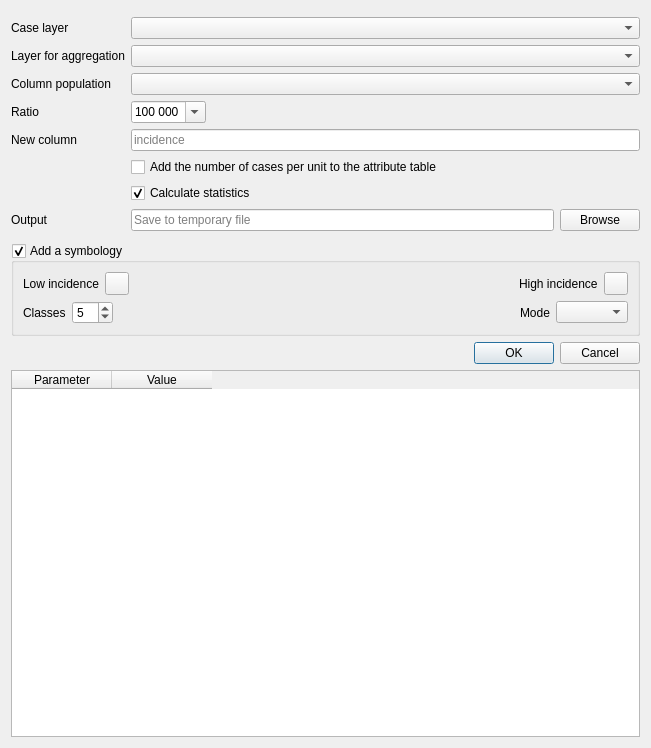
First picture: the form in ui/analysis/incidence.ui, repository Gustry/GeoHealth, before the edit.
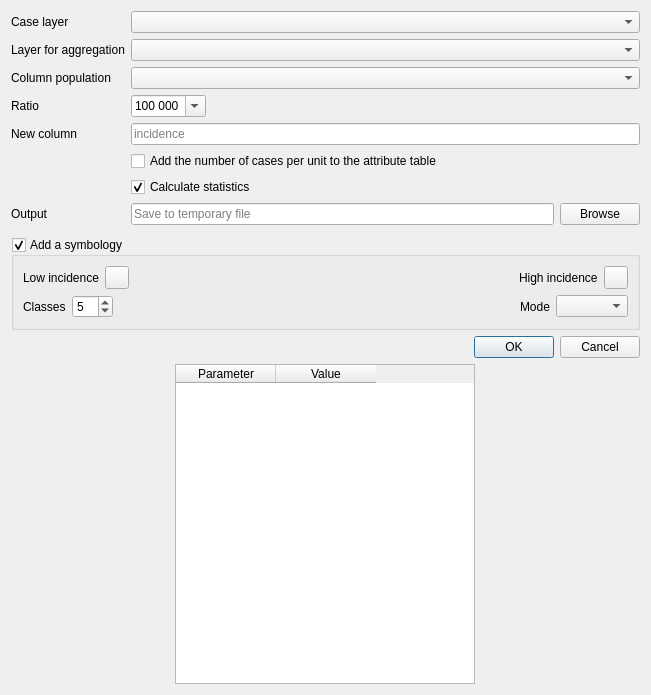
Second picture: the form after the edit. Custom widgets are drawn as their Qt base class.

```diff
--- a/ui/analysis/incidence.ui
+++ b/ui/analysis/incidence.ui
@@ -1,22 +1,19 @@
 <?xml version="1.0" encoding="UTF-8"?>
 <ui version="4.0">
  <class>Incidence</class>
- <widget class="QDialog" name="Incidence">
+ <widget class="QWidget" name="Incidence">
   <property name="geometry">
    <rect>
     <x>0</x>
     <y>0</y>
     <width>651</width>
-    <height>748</height>
+    <height>695</height>
    </rect>
   </property>
   <property name="windowTitle">
    <string>Incidence</string>
   </property>
   <layout class="QVBoxLayout" name="verticalLayout">
-   <item>
-    <widget class="QgsMessageBar" name="messageBar" native="true"/>
-   </item>
    <item>
     <layout class="QFormLayout" name="formLayout">
      <property name="fieldGrowthPolicy">
@@ -314,6 +311,12 @@
          <height>0</height>
         </size>
        </property>
+       <property name="maximumSize">
+        <size>
+         <width>300</width>
+         <height>16777215</height>
+        </size>
+       </property>
        <property name="verticalScrollBarPolicy">
         <enum>Qt::ScrollBarAsNeeded</enum>
        </property>
@@ -354,12 +357,6 @@
    <extends>QToolButton</extends>
    <header>qgscolorbuttonv2.h</header>
   </customwidget>
-  <customwidget>
-   <class>QgsMessageBar</class>
-   <extends>QWidget</extends>
-   <header>qgis/gui.h</header>
-   <container>1</container>
-  </customwidget>
  </customwidgets>
  <resources/>
  <connections/>
```
